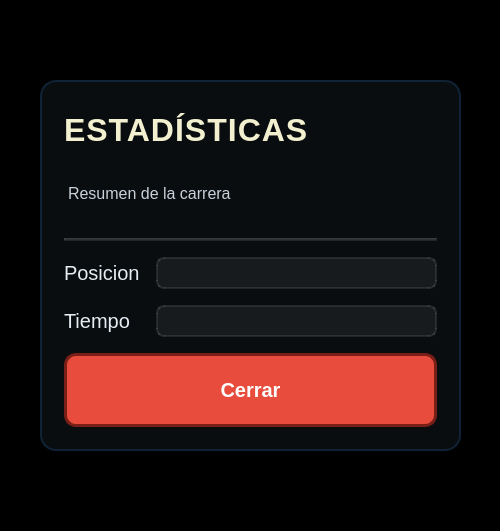
This is source/client_src/postgame/postgamewindow.ui in Martinonervi/TpFinalNeedForSpeed as Qt 5 draws it before an edit. The edited form follows.
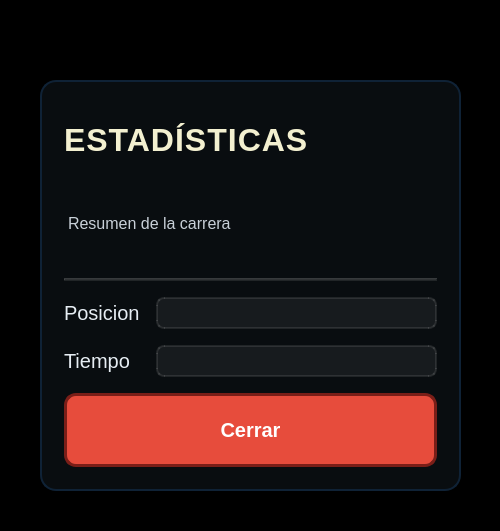
This is the edited form. Icons and pictures are not drawn.

What changed in the file:
```diff
--- a/source/client_src/postgame/postgamewindow.ui
+++ b/source/client_src/postgame/postgamewindow.ui
@@ -55,7 +55,7 @@
      <x>40</x>
      <y>80</y>
      <width>421</width>
-     <height>371</height>
+     <height>411</height>
     </rect>
    </property>
    <property name="frameShape">
@@ -70,7 +70,7 @@
       <x>0</x>
       <y>0</y>
       <width>421</width>
-      <height>371</height>
+      <height>411</height>
      </rect>
     </property>
     <layout class="QVBoxLayout" name="verticalLayout">
```
